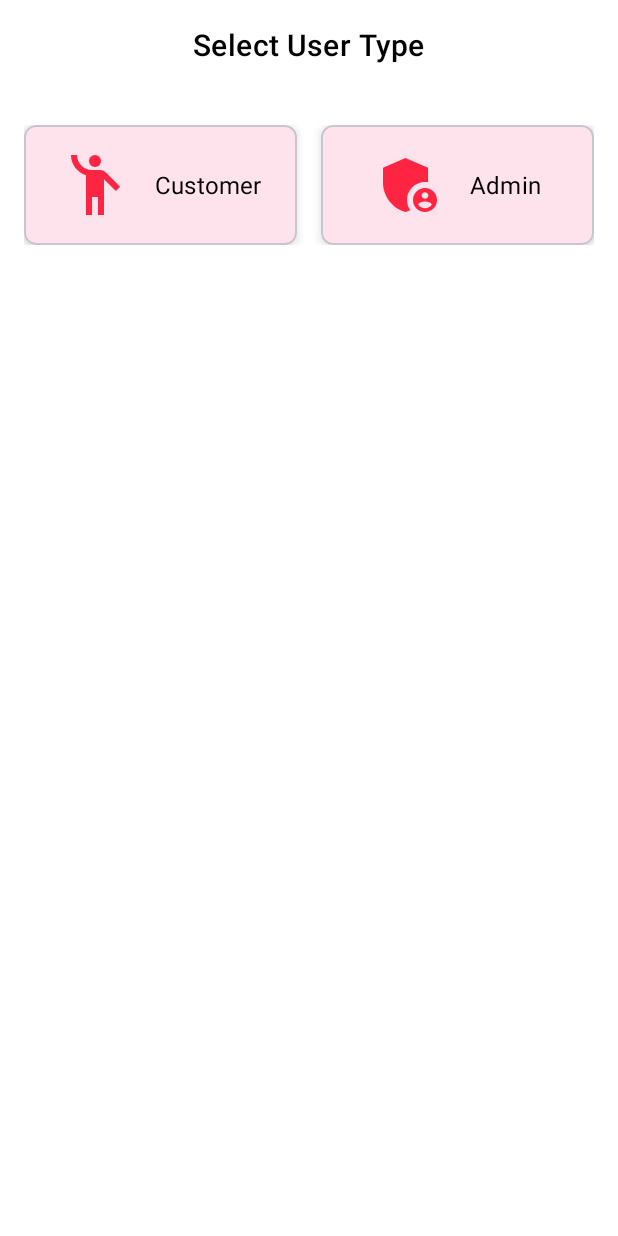
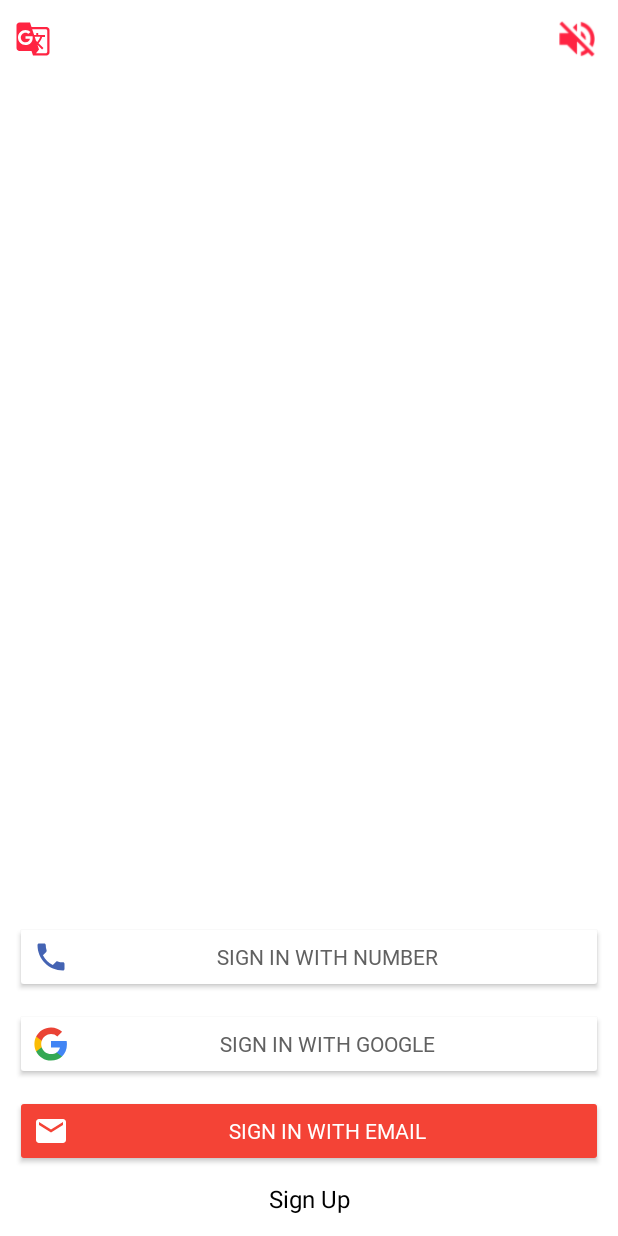
Before and after one commit to Techtailor45/kamakshi, an Android app built with Jetpack Compose: the screen it shows after launch (LoginSignUpActivity), after a tap on "Admin", on a phone screen of 412 x 824 dp. Run offline under Robolectric (Android 15) with nearby library versions, the phone set to English and light mode, and no system bars; our stand-ins replace Firebase (no records; nobody signed in at launch, a user with empty details on screens opened directly); plain views replace ViewPagerIndicator.

Commit message:
navigation plugin added

```diff
--- a/androidApp/build.gradle.kts
+++ b/androidApp/build.gradle.kts
@@ -2,6 +2,7 @@ plugins {
     alias(libs.plugins.androidApplication)
     alias(libs.plugins.kotlinAndroid)
     id("com.google.gms.google-services")
+    id("androidx.navigation.safeargs.kotlin")
 }
 
 android {
@@ -59,6 +60,7 @@ dependencies {
     implementation(libs.firebase.auth)
     annotationProcessor(libs.glide.compiler)
     implementation(libs.androidx.navigation.fragment.ktx)
+    implementation(libs.androidx.navigation.ui.ktx)
     implementation(libs.material)
     implementation(libs.androidx.databinding.common)
     implementation(libs.kotlinx.coroutines)
--- a/androidApp/src/main/java/com/example/tecktailor/android/common/base/BaseSharedPreference.kt
+++ b/androidApp/src/main/java/com/example/tecktailor/android/common/base/BaseSharedPreference.kt
@@ -3,7 +3,7 @@ package com.example.tecktailor.android.common.base
 import android.content.Context
 import android.content.SharedPreferences
 
-class BaseSharedPreferences(context: Context) {
+class BaseSharedPreference(context: Context) {
 
     private val sharedPreferences: SharedPreferences =
         context.getSharedPreferences("my_shared_prefs", Context.MODE_PRIVATE)
--- a/androidApp/src/main/java/com/example/tecktailor/android/di/AppModule.kt
+++ b/androidApp/src/main/java/com/example/tecktailor/android/di/AppModule.kt
@@ -1,4 +1,8 @@
 package com.example.tecktailor.android.di
 
-class AppModule {
+import com.example.tecktailor.android.common.base.BaseSharedPreference
+import org.koin.dsl.module
+
+val AppModule = module {
+    single<BaseSharedPreference> { BaseSharedPreference(get()) }
 }
--- a/androidApp/src/main/java/com/example/tecktailor/android/di/KoinSetup.kt
+++ b/androidApp/src/main/java/com/example/tecktailor/android/di/KoinSetup.kt
@@ -19,6 +19,7 @@ fun setupKoin(application: Application) = startKoin {
         PresentationModule, //view models
         DomainModulePlatform,//ktor
         DataModulePlatform,//firebase
+        AppModule,//SharedPreference
 
     )
 }
--- a/androidApp/src/main/java/com/example/tecktailor/android/loginregisterauth/UserTypeSelectionFragment.kt
+++ b/androidApp/src/main/java/com/example/tecktailor/android/loginregisterauth/UserTypeSelectionFragment.kt
@@ -26,10 +26,12 @@ class UserTypeSelectionFragment : BaseFragment<FragmentUserTypeSelectionBinding>
         binding?.apply {
             cardCustomer.setOnClickListener {
                 //TODO when customer is selected
+                navigateToLoginSignUpFragment()
 
             }
             cardAdmin.setOnClickListener {
                 //TODO when admin is selected
+                navigateToLoginSignUpFragment()
 
             }
 
--- a/androidApp/src/main/res/navigation/login_signup_nav.xml
+++ b/androidApp/src/main/res/navigation/login_signup_nav.xml
@@ -5,11 +5,12 @@
     android:id="@+id/login_signup_nav"
     app:startDestination="@id/userTypeSelectionFragment">
 
+
     <fragment
         android:id="@+id/userTypeSelectionFragment"
         android:name="com.example.tecktailor.android.loginregisterauth.UserTypeSelectionFragment"
-        android:label="UserTypeSelectionFragment">
-
+        android:label="fragment_user_type_selection"
+        tools:layout="@layout/fragment_user_type_selection">
         <action
             android:id="@+id/action_userTypeSelectionFragment_to_loginSignupFragment"
             app:destination="@id/loginSignupFragment" />
@@ -18,5 +19,6 @@
     <fragment
         android:id="@+id/loginSignupFragment"
         android:name="com.example.tecktailor.android.loginregisterauth.LoginSignUpFragment"
-        android:label="LoginSignUpFragment" />
+        android:label="fragment_login_signup"
+        tools:layout="@layout/activity_login_sign_up" />
 </navigation>
```
Also changed, not shown: gradle/libs.versions.toml (+9 -8 lines).
